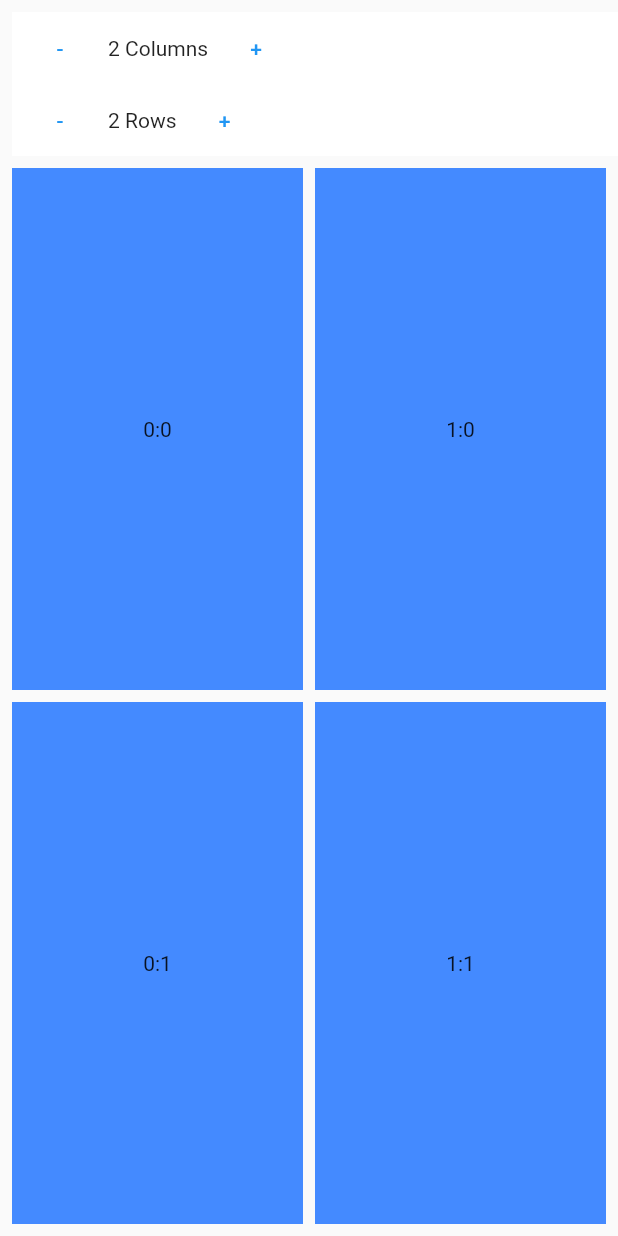
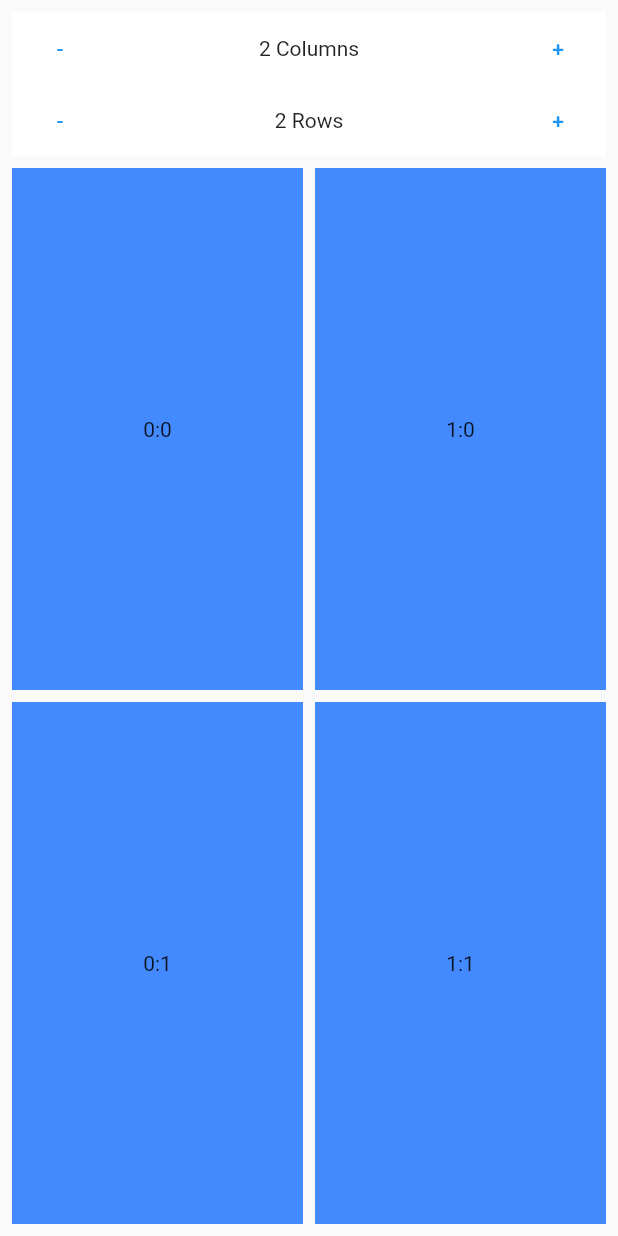
Before and after one commit to akaiser/mdi, a Flutter app: the SomeGridView widget shown alone on an empty page, opened directly, on a phone screen of 412 x 824 dp. Run offline on Flutter 3.47's test engine with Material 2 defaults, Android fonts, the phone set to English and light mode, and no system bars.

Commit message:
fix padding on some_grid_view

```diff
--- a/lib/apps/some_grid_view.dart
+++ b/lib/apps/some_grid_view.dart
@@ -21,12 +21,14 @@ class _SomeGridViewState extends State<SomeGridView> {
           padding: const EdgeInsets.only(
             left: _cellPadding * 2,
             top: _cellPadding * 2,
+            right: _cellPadding * 2,
           ),
           child: ColoredBox(
             color: Colors.white,
             child: Column(
               children: [
                 Row(
+                  mainAxisAlignment: MainAxisAlignment.spaceBetween,
                   children: [
                     TextButton(
                       onPressed: () {
@@ -44,6 +46,7 @@ class _SomeGridViewState extends State<SomeGridView> {
                   ],
                 ),
                 Row(
+                  mainAxisAlignment: MainAxisAlignment.spaceBetween,
                   children: [
                     TextButton(
                       onPressed: () {
```
Also changed, not shown: 1 other file.
